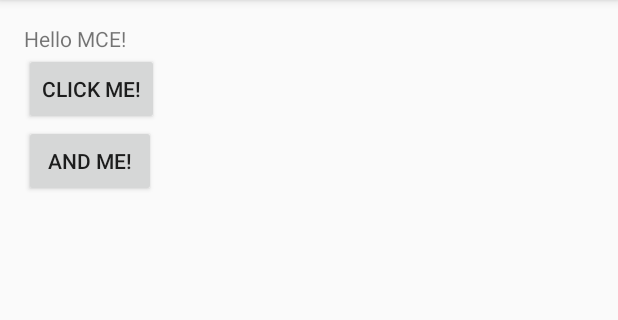
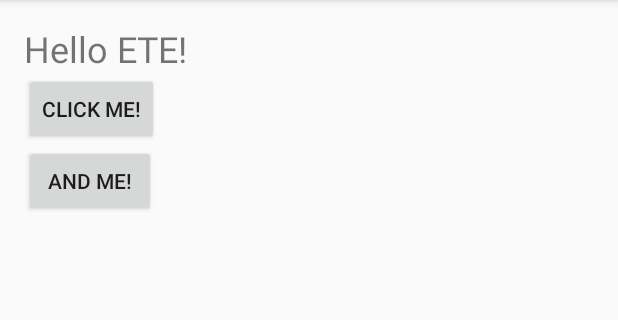
Before and after one commit to cfva14/kotlinintro, an Android app: the screen it shows after launch (MainActivity), on a phone screen of 412 x 824 dp, the part 84-404 px from its top. Run offline under Robolectric (Android 15) with nearby library versions, the phone set to English and light mode, and no system bars; libraries missing offline, so code that uses them is left out: com.example.svtk.

Commit message:
mce -> ete

```diff
--- a/app/src/main/res/layout/activity_main.xml
+++ b/app/src/main/res/layout/activity_main.xml
@@ -9,7 +9,8 @@
         android:id="@+id/textView"
         android:layout_width="wrap_content"
         android:layout_height="wrap_content"
-        android:text="@string/hello_mce" />
+        android:text="@string/hello_ete"
+        android:textSize="24sp"/>
 
     <Button
         android:layout_width="wrap_content"
--- a/app/src/main/res/values/strings.xml
+++ b/app/src/main/res/values/strings.xml
@@ -2,7 +2,7 @@
 <resources>
 
     <string name="app_name">Buttons</string>
-    <string name="hello_mce">Hello MCE!</string>
+    <string name="hello_ete">Hello ETE!</string>
     <string name="click_me">Click me!</string>
     <string name="and_me">And me!</string>
 
```
